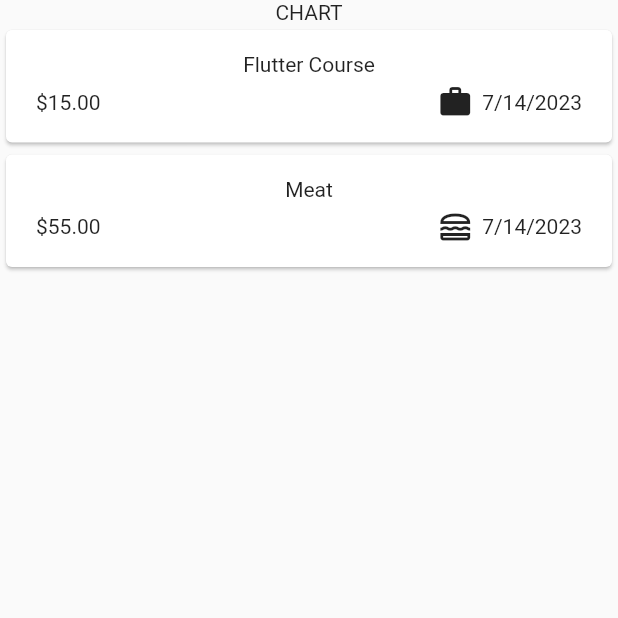
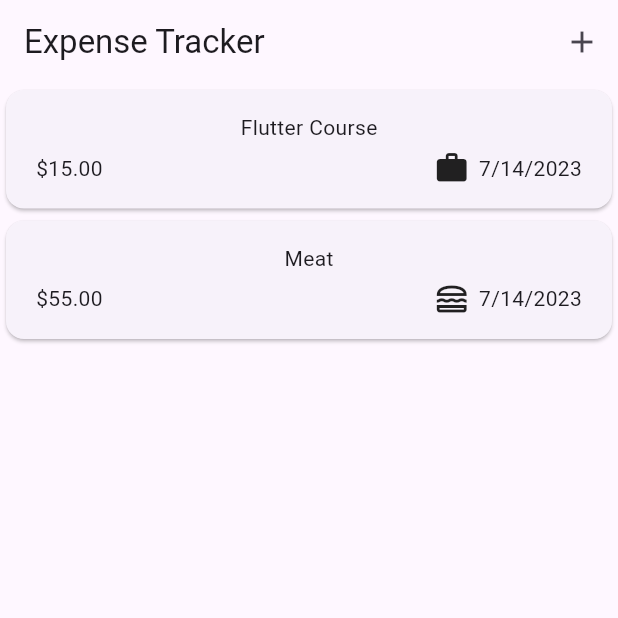
Before and after one commit to guisantogui/expeses_list, a Flutter app: the screen it shows after launch, on a phone screen of 412 x 824 dp, the top half of it. Run offline on Flutter 3.47's test engine with Material 2 defaults, Android fonts, the phone set to English and light mode, and no system bars.

Commit message:
adicionando tela para inclusão de novas expenses

```diff
--- a/lib/main.dart
+++ b/lib/main.dart
@@ -10,8 +10,9 @@ class MyApp extends StatelessWidget {
 
   @override
   Widget build(BuildContext context) {
-    return const MaterialApp(
-      home: Expenses(),
+    return MaterialApp(
+      theme: ThemeData(useMaterial3: true),
+      home: const Expenses(),
     );
   }
 }
--- a/lib/widgets/expenses.dart
+++ b/lib/widgets/expenses.dart
@@ -1,4 +1,5 @@
 import 'package:expense_tracker/widgets/expenses_list/expenses_list.dart';
+import 'package:expense_tracker/widgets/new_expense.dart';
 import 'package:flutter/material.dart';
 import '../models/expense.dart';
 
@@ -25,12 +26,27 @@ class _ExpensesState extends State<Expenses> {
         category: Category.food),
   ];
 
+  void _openAddExpenseOverlay() {
+    showModalBottomSheet(
+      context: context,
+      builder: (ctx) => const NewExpense()
+    );
+  }
+
   @override
   Widget build(BuildContext context) {
     return Scaffold(
+        appBar: AppBar(
+          title: const Text("Expense Tracker"),
+          actions: [
+            IconButton(
+              onPressed: _openAddExpenseOverlay,
+              icon: const Icon(Icons.add),
+            )
+          ],
+        ),
         body: Column(
           children: [
-        const Text("CHART"),
             Expanded(
               child: ExpensesList(expenses: _registeredExpenses),
             ),
```
Also changed, not shown: lib/widgets/new_expense.dart (added, +41 -0 lines). Lines whose indentation alone changed are shown as unchanged.
